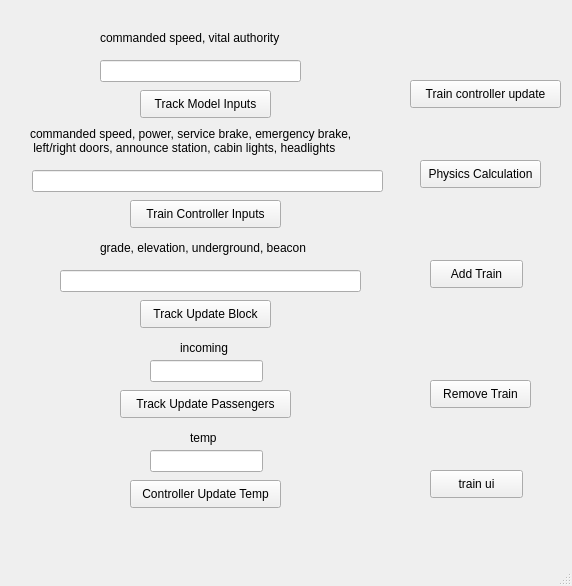
This is Train_Model/testbench.ui in LucasZ99/ECE1140SystemsEngineeringProject as Qt 5 draws it before an edit. The edited form follows.
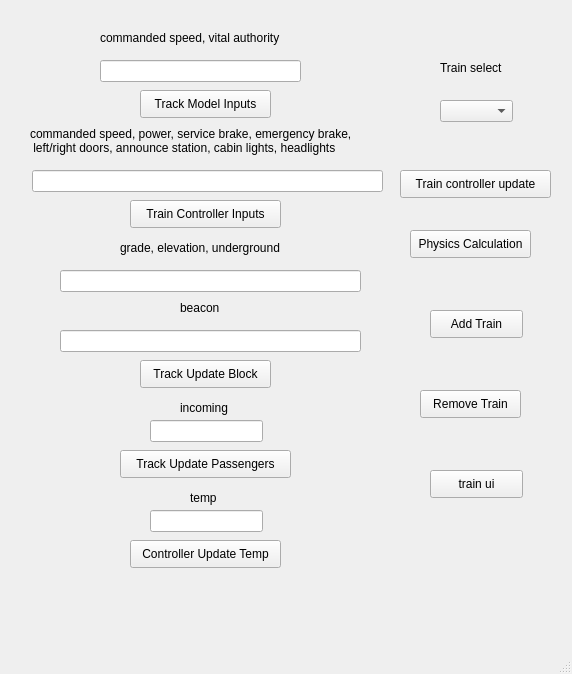
This is the edited form.

```diff
--- a/Train_Model/testbench.ui
+++ b/Train_Model/testbench.ui
@@ -7,7 +7,7 @@
     <x>0</x>
     <y>0</y>
     <width>572</width>
-    <height>586</height>
+    <height>674</height>
    </rect>
   </property>
   <property name="windowTitle">
@@ -44,7 +44,7 @@
     <property name="geometry">
      <rect>
       <x>140</x>
-      <y>300</y>
+      <y>360</y>
       <width>131</width>
       <height>28</height>
      </rect>
@@ -57,7 +57,7 @@
     <property name="geometry">
      <rect>
       <x>120</x>
-      <y>390</y>
+      <y>450</y>
       <width>171</width>
       <height>28</height>
      </rect>
@@ -70,7 +70,7 @@
     <property name="geometry">
      <rect>
       <x>130</x>
-      <y>480</y>
+      <y>540</y>
       <width>151</width>
       <height>28</height>
      </rect>
@@ -82,8 +82,8 @@
    <widget class="QPushButton" name="physButton">
     <property name="geometry">
      <rect>
-      <x>420</x>
-      <y>160</y>
+      <x>410</x>
+      <y>230</y>
       <width>121</width>
       <height>28</height>
      </rect>
@@ -96,7 +96,7 @@
     <property name="geometry">
      <rect>
       <x>430</x>
-      <y>260</y>
+      <y>310</y>
       <width>93</width>
       <height>28</height>
      </rect>
@@ -108,8 +108,8 @@
    <widget class="QPushButton" name="removeButton">
     <property name="geometry">
      <rect>
-      <x>430</x>
-      <y>380</y>
+      <x>420</x>
+      <y>390</y>
       <width>101</width>
       <height>28</height>
      </rect>
@@ -168,14 +168,14 @@
    <widget class="QLabel" name="label_3">
     <property name="geometry">
      <rect>
-      <x>100</x>
+      <x>120</x>
       <y>240</y>
-      <width>231</width>
+      <width>181</width>
       <height>16</height>
      </rect>
     </property>
     <property name="text">
-     <string>grade, elevation, underground, beacon</string>
+     <string>grade, elevation, underground</string>
     </property>
    </widget>
    <widget class="QLineEdit" name="blockInput">
@@ -192,7 +192,7 @@
     <property name="geometry">
      <rect>
       <x>180</x>
-      <y>340</y>
+      <y>400</y>
       <width>55</width>
       <height>16</height>
      </rect>
@@ -205,7 +205,7 @@
     <property name="geometry">
      <rect>
       <x>150</x>
-      <y>360</y>
+      <y>420</y>
       <width>113</width>
       <height>22</height>
      </rect>
@@ -215,7 +215,7 @@
     <property name="geometry">
      <rect>
       <x>190</x>
-      <y>430</y>
+      <y>490</y>
       <width>31</width>
       <height>16</height>
      </rect>
@@ -228,7 +228,7 @@
     <property name="geometry">
      <rect>
       <x>150</x>
-      <y>450</y>
+      <y>510</y>
       <width>113</width>
       <height>22</height>
      </rect>
@@ -250,8 +250,8 @@
    <widget class="QPushButton" name="trainControllerUpdateButton">
     <property name="geometry">
      <rect>
-      <x>410</x>
-      <y>80</y>
+      <x>400</x>
+      <y>170</y>
       <width>151</width>
       <height>28</height>
      </rect>
@@ -260,6 +260,52 @@
      <string>Train controller update</string>
     </property>
    </widget>
+   <widget class="QComboBox" name="trainSelect">
+    <property name="geometry">
+     <rect>
+      <x>440</x>
+      <y>100</y>
+      <width>73</width>
+      <height>22</height>
+     </rect>
+    </property>
+   </widget>
+   <widget class="QLabel" name="label_6">
+    <property name="geometry">
+     <rect>
+      <x>440</x>
+      <y>60</y>
+      <width>71</width>
+      <height>16</height>
+     </rect>
+    </property>
+    <property name="text">
+     <string>Train select</string>
+    </property>
+   </widget>
+   <widget class="QLabel" name="label_7">
+    <property name="geometry">
+     <rect>
+      <x>180</x>
+      <y>300</y>
+      <width>51</width>
+      <height>16</height>
+     </rect>
+    </property>
+    <property name="text">
+     <string>beacon</string>
+    </property>
+   </widget>
+   <widget class="QLineEdit" name="beaconInput">
+    <property name="geometry">
+     <rect>
+      <x>60</x>
+      <y>330</y>
+      <width>301</width>
+      <height>22</height>
+     </rect>
+    </property>
+   </widget>
   </widget>
   <widget class="QMenuBar" name="menubar">
    <property name="geometry">
```
